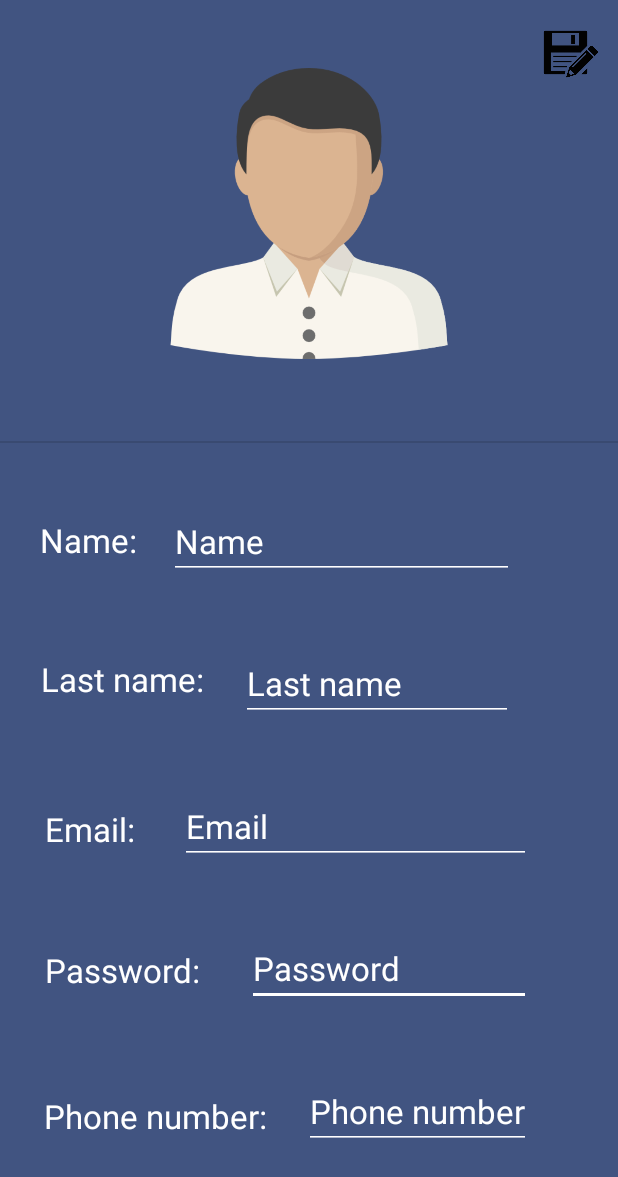
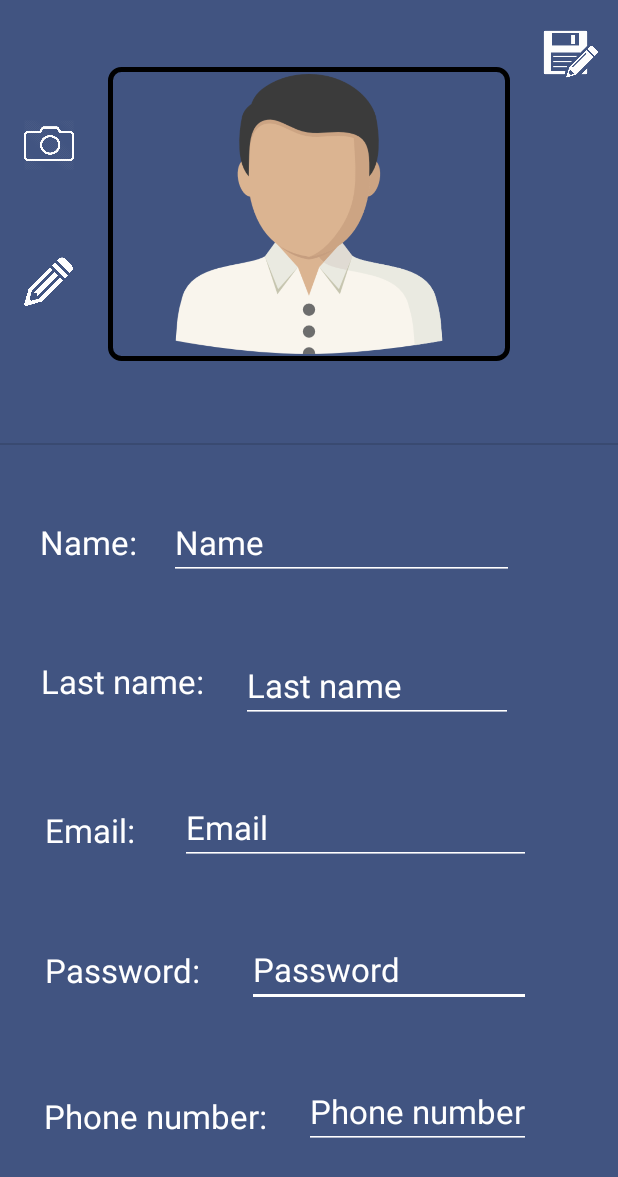
Before and after one commit to nemanja95neki/TrafficProblems, an Android app: the layout content_edit_profile.xml on its own in the app's theme, with its tools: preview values and no code run, on a phone screen of 412 x 824 dp. Shown: the top 1177 px of the screen. Run offline under Robolectric (Android 15) with nearby library versions, the phone set to English and light mode, and no system bars.

Commit message:
Upload picture
Upload picture from gallery or captured picture. Added picture on side menu. Created UserAvatarStore

```diff
--- a/app/build.gradle
+++ b/app/build.gradle
@@ -24,8 +24,13 @@ dependencies {
     implementation 'com.android.support.constraint:constraint-layout:1.1.0'
     implementation 'com.android.support:design:27.1.1'
     implementation 'com.google.firebase:firebase-database:16.0.1'
+    implementation 'com.google.firebase:firebase-storage:16.0.1'
     implementation 'com.google.firebase:firebase-auth:16.0.1'
+    implementation 'com.google.firebase:firebase-core:16.0.1'
     implementation 'com.google.android.gms:play-services-maps:15.0.1'
+    implementation 'com.squareup.picasso:picasso:2.71828'
+    implementation 'com.github.bumptech.glide:glide:4.7.1'
+    annotationProcessor 'com.github.bumptech.glide:compiler:4.7.1'
     testImplementation 'junit:junit:4.12'
     androidTestImplementation 'com.android.support.test:runner:1.0.2'
     androidTestImplementation 'com.android.support.test.espresso:espresso-core:3.0.2'
--- a/app/src/main/AndroidManifest.xml
+++ b/app/src/main/AndroidManifest.xml
@@ -10,8 +10,11 @@
     <uses-permission android:name="android.permission.ACCESS_FINE_LOCATION" />
     <uses-permission android:name="android.permission.ACCESS_NETWORK_STATE" />
     <uses-permission android:name="android.permission.INTERNET" />
+    <uses-permission android:name="android.permission.CAMERA" />
     <uses-permission android:name="com.google.android.providers.gsf.permission.READ_GSERVICES" />
     <uses-permission android:name="android.permission.WRITE_EXTERNAL_STORAGE" />
+    <uses-feature android:name="android.hardware.camera" />
+    <uses-feature android:name="android.hardware.camera.autofocus" />
     <application
         android:allowBackup="true"
         android:icon="@mipmap/ic_launcher"
--- /dev/null
+++ b/app/src/main/res/drawable/border_image.xml
@@ -0,0 +1,18 @@
+<?xml version="1.0" encoding="UTF-8"?>
+<shape xmlns:android="http://schemas.android.com/apk/res/android"
+    android:shape="rectangle">
+    <solid android:color="#00FFFFFF"/>
+    <stroke
+        android:width="3dp"
+        android:color="#000"/>
+    <padding
+        android:bottom="5dp"
+        android:left="5dp"
+        android:right="5dp"
+        android:top="5dp"/>
+    <corners
+        android:bottomLeftRadius="7dp"
+        android:bottomRightRadius="7dp"
+        android:topLeftRadius="7dp"
+        android:topRightRadius="7dp"/>
+</shape>
--- a/app/src/main/res/layout/content_edit_profile.xml
+++ b/app/src/main/res/layout/content_edit_profile.xml
@@ -197,21 +197,57 @@
         app:layout_constraintTop_toBottomOf="@+id/editLastName" />
 
     <ImageView
-        android:id="@+id/imageView"
+        android:id="@+id/profilePictureInEdit"
         android:layout_width="0dp"
-        android:layout_height="194dp"
+        android:layout_height="196dp"
         android:layout_marginBottom="10dp"
         android:layout_marginEnd="72dp"
         android:layout_marginLeft="72dp"
         android:layout_marginRight="72dp"
         android:layout_marginStart="72dp"
         android:layout_marginTop="10dp"
+        android:background="@drawable/border_image"
         android:src="@drawable/profile"
         app:layout_constraintBottom_toTopOf="@+id/divider"
         app:layout_constraintEnd_toEndOf="parent"
         app:layout_constraintHorizontal_bias="0.0"
         app:layout_constraintStart_toStartOf="parent"
         app:layout_constraintTop_toTopOf="parent" />
+
+    <ImageButton
+        android:id="@+id/capture"
+        android:layout_width="33dp"
+        android:layout_height="33dp"
+        android:layout_marginEnd="23dp"
+        android:layout_marginLeft="16dp"
+        android:layout_marginRight="23dp"
+        android:layout_marginStart="16dp"
+        android:layout_marginTop="51dp"
+        android:background="@android:color/transparent"
+        android:scaleType="fitXY"
+        app:layout_constraintBottom_toTopOf="@+id/editProfilePicture"
+        app:layout_constraintEnd_toStartOf="@+id/profilePictureInEdit"
+        app:layout_constraintStart_toStartOf="parent"
+        app:layout_constraintTop_toTopOf="parent"
+        app:srcCompat="@drawable/capture_white" />
+
+    <ImageButton
+        android:id="@+id/editProfilePicture"
+        android:layout_width="33dp"
+        android:layout_height="33dp"
+        android:layout_marginBottom="62dp"
+        android:layout_marginEnd="23dp"
+        android:layout_marginLeft="16dp"
+        android:layout_marginRight="23dp"
+        android:layout_marginStart="16dp"
+        android:layout_marginTop="29dp"
+        android:background="@android:color/transparent"
+        android:scaleType="fitXY"
+        app:layout_constraintBottom_toTopOf="@+id/divider"
+        app:layout_constraintEnd_toStartOf="@+id/profilePictureInEdit"
+        app:layout_constraintStart_toStartOf="parent"
+        app:layout_constraintTop_toBottomOf="@+id/capture"
+        app:srcCompat="@drawable/edit_white" />
 
     <ImageButton
         android:id="@+id/save"
@@ -225,9 +261,9 @@
         android:background="@android:color/transparent"
         android:scaleType="fitXY"
         app:layout_constraintEnd_toEndOf="parent"
-        app:layout_constraintStart_toEndOf="@+id/imageView"
+        app:layout_constraintStart_toEndOf="@+id/profilePictureInEdit"
         app:layout_constraintTop_toTopOf="parent"
-        app:srcCompat="@drawable/save" />
+        app:srcCompat="@drawable/save_white" />
 
     <View
         android:id="@+id/divider"
@@ -239,6 +275,6 @@
         app:layout_constraintEnd_toEndOf="parent"
         app:layout_constraintHorizontal_bias="0.0"
         app:layout_constraintStart_toStartOf="parent"
-        app:layout_constraintTop_toBottomOf="@+id/imageView" />
+        app:layout_constraintTop_toBottomOf="@+id/profilePictureInEdit" />
 
 </android.support.constraint.ConstraintLayout>
--- a/app/src/main/res/layout/content_profile.xml
+++ b/app/src/main/res/layout/content_profile.xml
@@ -62,6 +62,7 @@
         android:layout_marginStart="20dp"
         android:layout_marginTop="20dp"
         android:src="@drawable/profile"
+        android:background="@drawable/border_image"
         app:layout_constraintBottom_toTopOf="@+id/phone_number"
         app:layout_constraintStart_toStartOf="parent"
         app:layout_constraintTop_toTopOf="parent" />
@@ -151,5 +152,5 @@
         android:scaleType="fitXY"
         app:layout_constraintEnd_toEndOf="parent"
         app:layout_constraintTop_toTopOf="parent"
-        app:srcCompat="@drawable/edit" />
+        app:srcCompat="@drawable/edit_white" />
 </android.support.constraint.ConstraintLayout>
--- a/app/src/main/res/layout/nav_header_nav_drawer_main.xml
+++ b/app/src/main/res/layout/nav_header_nav_drawer_main.xml
@@ -15,8 +15,9 @@
 
     <ImageView
         android:id="@+id/imageProfileImage"
-        android:layout_width="wrap_content"
+        android:layout_width="115dp"
         android:layout_height="71dp"
+        android:layout_gravity="center_horizontal"
         android:contentDescription="@string/nav_header_desc"
         android:paddingTop="@dimen/nav_header_vertical_spacing"
         app:srcCompat="@mipmap/profile" />
```
Also changed, not shown: app/src/main/java/com/elfak/nv/trafficproblems/EditProfile.java (+238 -3 lines), app/src/main/java/com/elfak/nv/trafficproblems/NavDrawerMain.java (+117 -3 lines), app/src/main/java/com/elfak/nv/trafficproblems/Profile.java (+165 -7 lines), app/src/main/java/com/elfak/nv/trafficproblems/UserAvatarStore.java (added, +48 -0 lines), app/src/main/res/drawable/capture.png (added), app/src/main/res/drawable/capture_white.png (added), app/src/main/res/drawable/edit_white.png (added), app/src/main/res/drawable/save_white.png (added).
